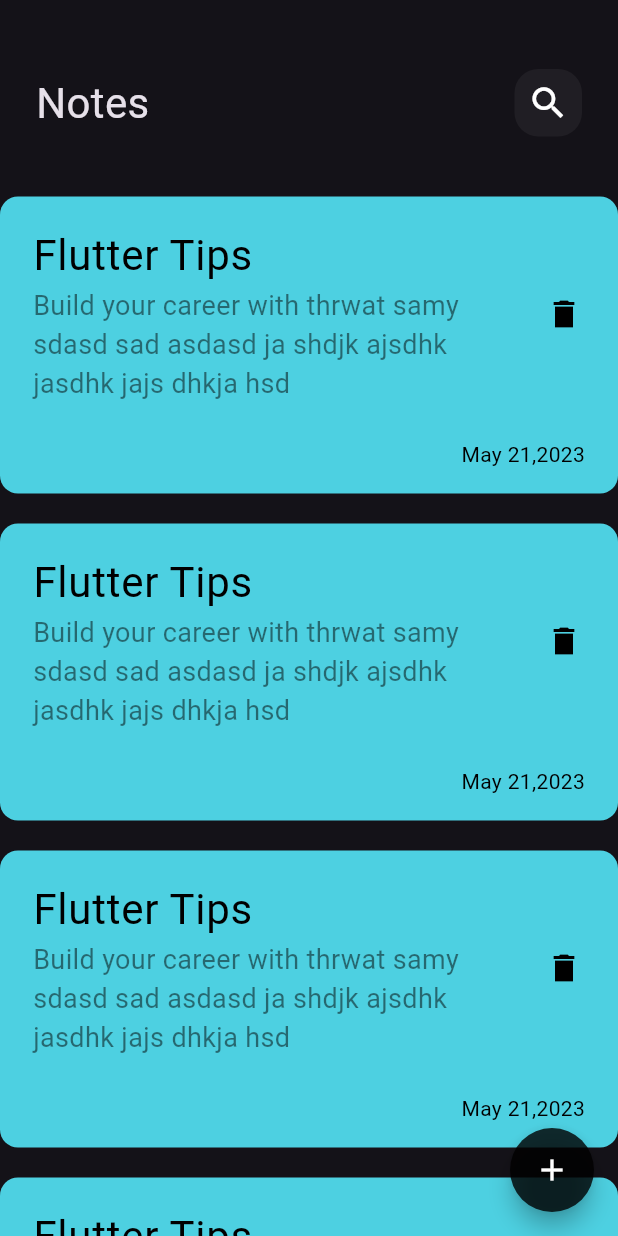
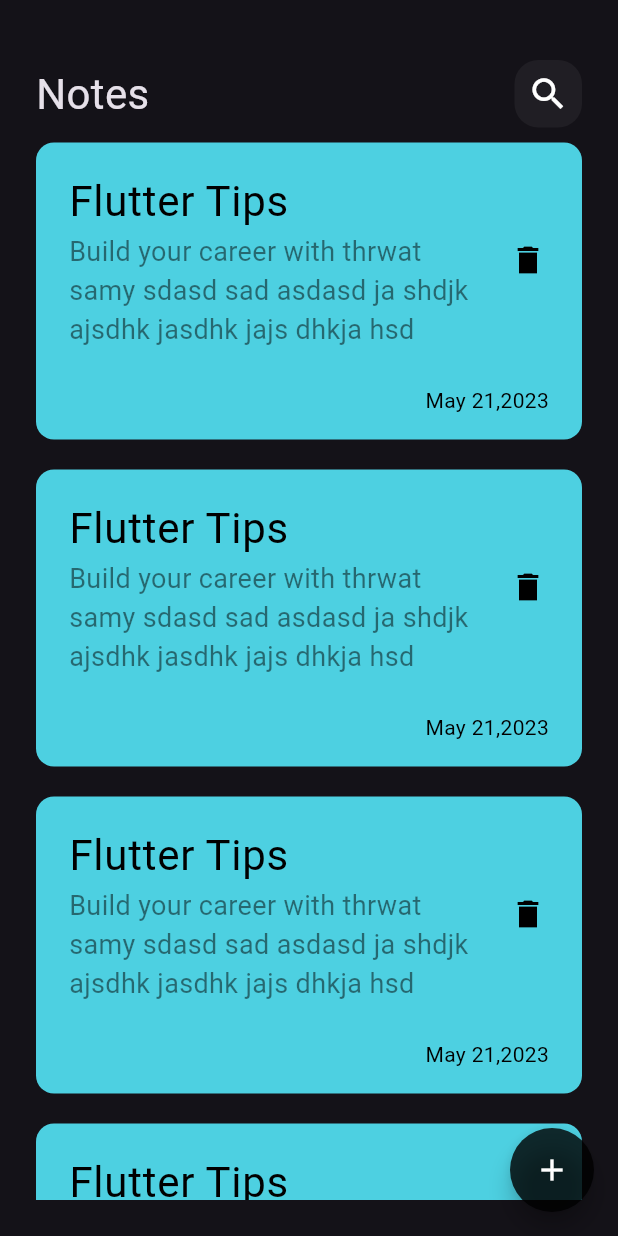
Before and after one commit to yousefsama/Notes_App, a Flutter app: the screen it shows after launch, on a phone screen of 412 x 824 dp. Run offline on Flutter 3.47's test engine with Material 3 defaults, Android fonts, the phone set to English and light mode, and no system bars.

Commit message:
edit Note View ui Done

```diff
--- a/lib/Views/CustomViewsHelper/AppBar.dart
+++ b/lib/Views/CustomViewsHelper/AppBar.dart
@@ -11,18 +11,15 @@ class CustomAppBar extends StatelessWidget {
   final IconData icon;
   @override
   Widget build(BuildContext context) {
-    return Padding(
-      padding: const EdgeInsets.symmetric(vertical: 30, horizontal: 24),
-      child: Row(
+    return Row(
       children: [
         Text(
           title,
-            style: TextStyle(fontSize: 28),
+          style: const TextStyle(fontSize: 28),
         ),
         const Spacer(),
         IconSearchWithContainer(icon: icon),
       ],
-      ),
     );
   }
 }
--- a/lib/Views/Notes_View.dart
+++ b/lib/Views/Notes_View.dart
@@ -9,7 +9,9 @@ class NotesView extends StatelessWidget {
 
   @override
   Widget build(BuildContext context) {
-    return const Column(
+    return const Padding(
+      padding: EdgeInsets.all(24.0),
+      child: Column(
         children: [
           SizedBox(
             height: 16,
@@ -17,6 +19,7 @@ class NotesView extends StatelessWidget {
           CustomAppBar(title: 'Notes', icon: Icons.search),
           Note_ListView(),
         ],
+      ),
     );
   }
 }
```
Also changed, not shown: lib/Views/CustomViewsHelper/EditViewBody.dart (+21 -6 lines). Lines whose indentation alone changed are shown as unchanged.
